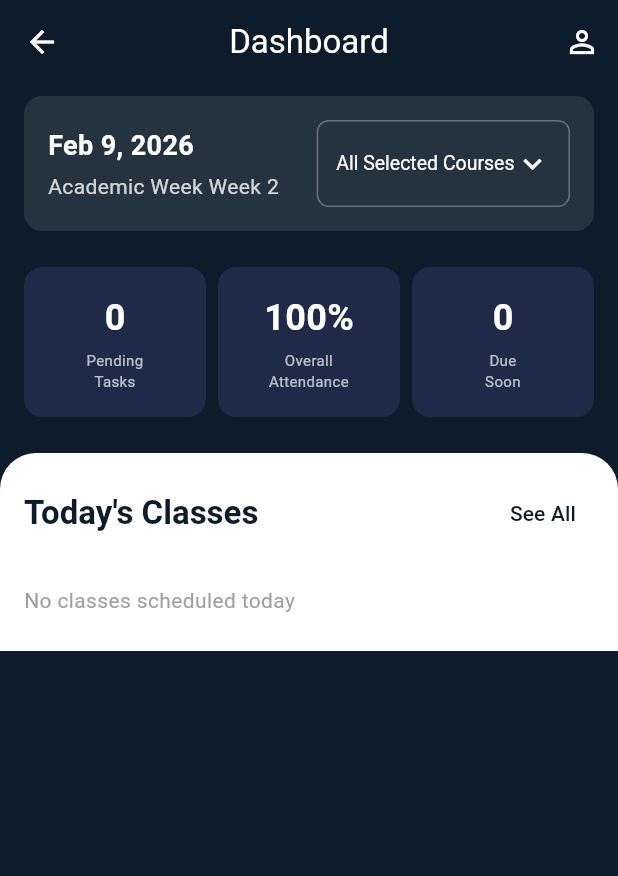
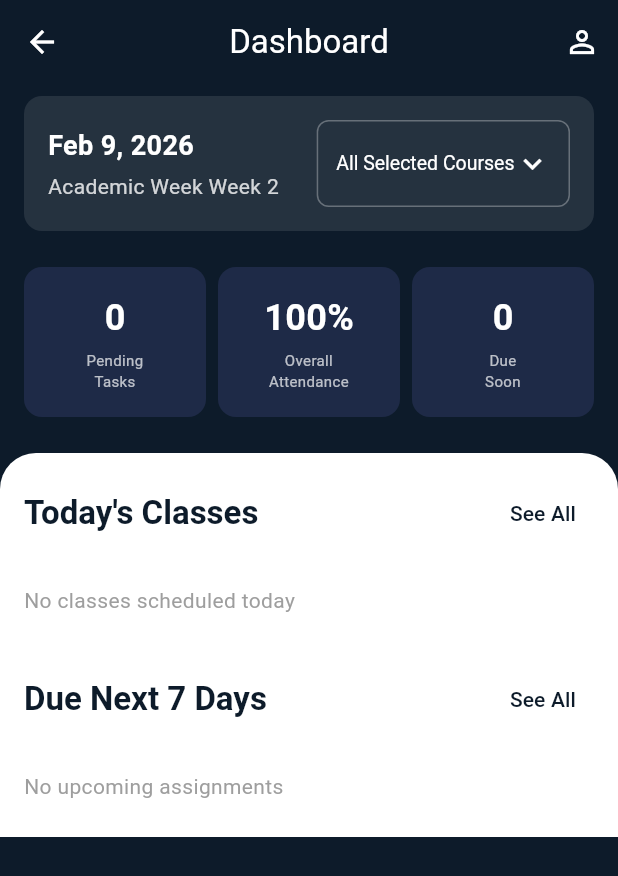
Before and after one commit to ZeeyahOke/MAD_Formative_1, a Flutter app: the DashboardScreen screen opened directly, on a phone screen of 412 x 824 dp. Shown: the top 876 px of the screen. Run offline on Flutter 3.47's test engine with Material 3 defaults, Android fonts, the phone set to English and light mode, and no system bars; our stand-ins replace shared_preferences; accounts and stored records are empty.

Commit message:
Feat: Add upcoming assignments list to dashboard

```diff
--- a/lib/screens/dashboard_screen.dart
+++ b/lib/screens/dashboard_screen.dart
@@ -246,6 +246,59 @@ class DashboardScreen extends StatelessWidget {
                           color: s.isPresent ? AppColors.success : Colors.grey),
                       ),
                     )),
+
+                    const SizedBox(height: 24),
+
+                    // Assignments Due Next 7 Days Section
+                    Row(
+                      mainAxisAlignment: MainAxisAlignment.spaceBetween,
+                      children: [
+                         Text(
+                          "Due Next 7 Days",
+                          style: Theme.of(context).textTheme.titleLarge?.copyWith(
+                            fontWeight: FontWeight.bold,
+                            color: AppColors.textPrimary,
+                          ),
+                        ),
+                        TextButton(
+                          onPressed: () {
+                            Navigator.push(
+                               context,
+                               MaterialPageRoute(builder: (context) => const AssignmentsScreen()),
+                             );
+                          },
+                          child: const Text('See All'),
+                        ),
+                      ],
+                    ),
+                    const SizedBox(height: 16),
+
+                    if (upcomingAssignments.isEmpty)
+                      const Padding(
+                        padding: EdgeInsets.symmetric(vertical: 8.0),
+                        child: Text("No upcoming assignments", style: TextStyle(color: Colors.grey)),
+                      ),
+
+                    ...upcomingAssignments.map((a) => Container(
+                      margin: const EdgeInsets.only(bottom: 8),
+                      child: ListTile(
+                        tileColor: AppColors.backgroundLight,
+                        shape: RoundedRectangleBorder(borderRadius: BorderRadius.circular(12)),
+                        leading: const Icon(Icons.assignment_outlined, color: AppColors.primaryBlue),
+                        title: Text(a.title, style: const TextStyle(fontWeight: FontWeight.w500)),
+                        subtitle: Text(
+                          'Due ${DateFormat('MMM d').format(a.dueDate)} • ${a.courseName}',
+                          style: const TextStyle(fontSize: 12),
+                        ),
+                        trailing: Checkbox(
+                          value: a.isCompleted,
+                          onChanged: (bool? value) {
+                            appState.toggleAssignmentCompletion(a.id);
+                          },
+                          activeColor: AppColors.primaryBlue,
+                        ),
+                      ),
+                    )),
                   ],
                 ),
               ),
```
